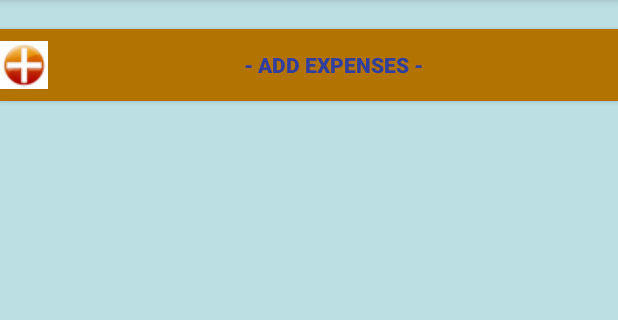
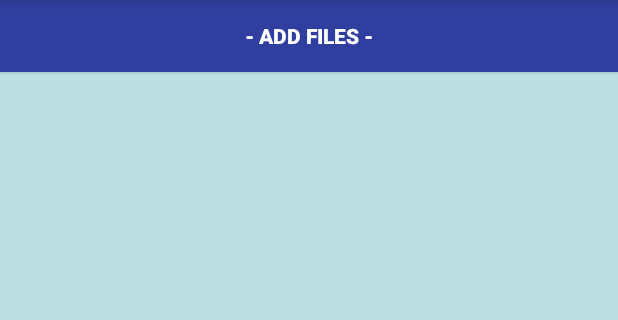
Before and after one commit to radiajan/COMP742-Mobile-Applications-Development, an Android app: the AttachExpense screen opened directly, with no data from a screen before it, on a phone screen of 412 x 824 dp, the part 84-404 px from its top. Run offline under Robolectric (Android 15) with nearby library versions, the phone set to English and light mode, and no system bars; our stand-ins replace Firebase (no records; nobody signed in at launch, a user with empty details on screens opened directly); libraries missing offline, so code that uses them is left out: com.firebase.ui.

Commit message:
Implemented report feature

```diff
--- a/10Ants/app/src/main/AndroidManifest.xml
+++ b/10Ants/app/src/main/AndroidManifest.xml
@@ -27,8 +27,8 @@
         <activity android:name=".View.addProperty"></activity>
         <activity android:name=".View.addExpense"></activity>
         <activity android:name=".View.addTenant"></activity>
+        <activity android:name=".ReportAttachment.AttachReceipt"></activity>
         <activity android:name=".ReportAttachment.AttachExpense"></activity>
-        <activity android:name=".ReportAttachment.AttachReceipt"></activity>
         <activity android:name=".ReportAttachment.AttachReport"></activity>
     </application>
 </manifest>
--- a/10Ants/app/src/main/java/com/cornell/air/a10ants/DAL/ReportDAL.java
+++ b/10Ants/app/src/main/java/com/cornell/air/a10ants/DAL/ReportDAL.java
@@ -40,12 +40,23 @@ public class ReportDAL {
     ListView listReportDisplay;
 
     public ReportDAL(){
-        //Load the data base
-        database = FirebaseDatabase.getInstance().getReference("receipts").child(UserProfile.getPropertyId().toString()+"-receipts");
+
     }
 
-    public ReportDAL(Activity activity, ListView listReportDisplay, List<Report> listReport){
-        database = FirebaseDatabase.getInstance().getReference("receipts").child(UserProfile.getPropertyId() + "-receipts");
+    public ReportDAL(String type){
+        if(type == "receipt") {
+            database = FirebaseDatabase.getInstance().getReference("report-receipts").child(UserProfile.getPropertyId().toString() + "-receipts");
+        }else {
+            database = FirebaseDatabase.getInstance().getReference("report-expenses").child(UserProfile.getPropertyId().toString() + "-expenses");
+        }
+    }
+
+    public ReportDAL(String type, Activity activity, ListView listReportDisplay, List<Report> listReport){
+        if(type == "receipt")
+            database = FirebaseDatabase.getInstance().getReference("report-receipts").child(UserProfile.getPropertyId() + "-receipts");
+        else
+            database = FirebaseDatabase.getInstance().getReference("report-expenses").child(UserProfile.getPropertyId() + "-expenses");
+
         this.activityReport = activity;
         this.listReportDisplay = listReportDisplay;
         this.listReport = listReport;
@@ -105,7 +116,7 @@ public class ReportDAL {
     /**
      * List the properties
      */
-    public void listReceipt(String propertyId) {
+    public void listReport(String propertyId) {
         database.orderByChild("propertyId").equalTo(propertyId).addValueEventListener(new ValueEventListener() {
             @Override
             public void onDataChange(DataSnapshot dataSnapshot) {
--- a/10Ants/app/src/main/java/com/cornell/air/a10ants/Fragments/FragmentReportTenant.java
+++ b/10Ants/app/src/main/java/com/cornell/air/a10ants/Fragments/FragmentReportTenant.java
@@ -9,6 +9,7 @@ import android.view.ViewGroup;
 import android.widget.Button;
 
 import com.cornell.air.a10ants.R;
+import com.cornell.air.a10ants.ReportAttachment.AttachExpense;
 import com.cornell.air.a10ants.ReportAttachment.AttachReceipt;
 import com.cornell.air.a10ants.ReportAttachment.AttachReport;
 
@@ -42,7 +43,7 @@ public class FragmentReportTenant extends Fragment {
         btnExpense.setOnClickListener(new View.OnClickListener() {
             @Override
             public void onClick(View v) {
-                Intent intent = new Intent(v.getContext(), AttachReceipt.class);
+                Intent intent = new Intent(v.getContext(), AttachExpense.class);
                 startActivity(intent);
             }
         });
--- a/10Ants/app/src/main/java/com/cornell/air/a10ants/ReportAttachment/AttachExpense.java
+++ b/10Ants/app/src/main/java/com/cornell/air/a10ants/ReportAttachment/AttachExpense.java
@@ -1,23 +1,57 @@
 package com.cornell.air.a10ants.ReportAttachment;
 
+import android.app.ProgressDialog;
+import android.content.Intent;
+import android.graphics.Bitmap;
+import android.graphics.BitmapFactory;
+import android.net.Uri;
+import android.os.Bundle;
+import android.support.annotation.NonNull;
+import android.support.v7.app.AppCompatActivity;
+import android.util.Log;
+import android.view.View;
+import android.widget.AdapterView;
+import android.widget.Button;
+import android.widget.ImageView;
+import android.widget.ListView;
+import android.widget.Toast;
 
+import com.cornell.air.a10ants.DAL.ReportDAL;
+import com.cornell.air.a10ants.Model.Report;
+import com.cornell.air.a10ants.Model.UserProfile;
 import com.cornell.air.a10ants.R;
+import com.google.android.gms.tasks.OnFailureListener;
+import com.google.android.gms.tasks.OnSuccessListener;
+import com.google.firebase.storage.FileDownloadTask;
+import com.google.firebase.storage.FirebaseStorage;
+import com.google.firebase.storage.OnProgressListener;
+import com.google.firebase.storage.StorageReference;
+import com.google.firebase.storage.UploadTask;
 
-import android.support.v7.app.AppCompatActivity;
-import android.view.View;
-import android.widget.Button;
-import android.widget.TextView;
-import android.content.Intent;
-import android.os.Bundle;
+import java.io.File;
+import java.io.IOException;
+import java.text.DateFormat;
+import java.util.ArrayList;
+import java.util.Date;
+import java.util.List;
 
 /**
  * Created by ivy on 5/30/2017.
  */
 
-public class AttachExpense extends AppCompatActivity {
-    TextView textFile;
-
+public class AttachExpense extends AppCompatActivity{
+    //Instance
     private static final int PICKFILE_RESULT_CODE = 1;
+    private StorageReference storageReference;
+    Uri filePath;
+    ReportDAL reportDAL;
+    Report report;
+    ListView lvExpenses;
+    List<Report> listReport;
+    ImageView mImageView;
+    boolean isDisplaying;
+    Button buttonPick;
+    String type;
 
     /** Called when the activity is first created. */
     @Override
@@ -25,20 +59,99 @@ public class AttachExpense extends AppCompatActivity {
         super.onCreate(savedInstanceState);
         setContentView(R.layout.attach_expenses);
 
-        Button buttonPick = (Button)findViewById(R.id.buttonpick);
-        textFile = (TextView)findViewById(R.id.textfile);
+        //Set storage reference
+        storageReference = FirebaseStorage.getInstance().getReference();
 
-        buttonPick.setOnClickListener(new Button.OnClickListener(){
+        //Set the type of report
+        type = "expense";
 
-            @Override
-            public void onClick(View arg0) {
-                // TODO Auto-generated method stub
+        //Instance
+        reportDAL = new ReportDAL(type);
+        report = new Report();
 
-                Intent intent = new Intent(Intent.ACTION_GET_CONTENT);
-                intent.setType("image/*");
-                startActivityForResult(intent,PICKFILE_RESULT_CODE);
+        //Find the controls of the layout
+        FindControls();
 
-            }});
+        //Create the events
+        CreateEventControls();
+    }
+
+    /**
+     * Loads the list of the tenant and the landlord
+     */
+    @Override
+    public void onStart()
+    {
+        super.onStart();
+
+        //Instantiate properties
+        reportDAL = new ReportDAL(type, this, lvExpenses, listReport);
+
+        //Fill the listview
+        reportDAL.listReport(UserProfile.getPropertyId());
+    }
+
+    /**
+     * Custom event for back buttom
+     */
+    @Override
+    public void onBackPressed() {
+        if(isDisplaying)
+        {
+            mImageView.setImageResource(android.R.color.transparent);
+            isDisplaying = false;
+        }
+        else
+        {
+            finish();
+        }
+    }
+
+    /**
+     * Save file to storage
+     */
+    private void uploadFile(){
+        if(filePath != null) {
+            //Progress bar
+            final ProgressDialog progressDialog = new ProgressDialog(this);
+            progressDialog.setTitle("Uploading...");
+
+            //Set current date
+            String currentDateTimeString = DateFormat.getDateTimeInstance().format(new Date());
+
+            //Set the file reference
+            StorageReference riversRef = storageReference.child(UserProfile.getPropertyId().toString() + "-expenses/" + currentDateTimeString + ".jpg");
+
+            //Add report info to database
+            report.setName(currentDateTimeString);
+            report.setPropertyId(UserProfile.getPropertyId());
+            reportDAL.addReport(report);
+
+            //Upload file
+            riversRef.putFile(filePath)
+                    .addOnSuccessListener(new OnSuccessListener<UploadTask.TaskSnapshot>() {
+                        @Override
+                        public void onSuccess(UploadTask.TaskSnapshot taskSnapshot) {
+                            progressDialog.dismiss();
+                            Toast.makeText(getApplicationContext(), "File uploaded", Toast.LENGTH_LONG).show();
+                        }
+                    })
+                    .addOnFailureListener(new OnFailureListener() {
+                        @Override
+                        public void onFailure(@NonNull Exception exception) {
+                            progressDialog.dismiss();
+                            Toast.makeText(getApplicationContext(), exception.getMessage(), Toast.LENGTH_LONG).show();
+                        }
+                    })
+                    .addOnProgressListener(new OnProgressListener<UploadTask.TaskSnapshot>() {
+                        @Override
+                        public void onProgress(UploadTask.TaskSnapshot taskSnapshot) {
+                            @SuppressWarnings("VisibleForTests")
+                            double progress = (100.0 * taskSnapshot.getBytesTransferred())/taskSnapshot.getTotalByteCount();
+                            progressDialog.setMessage(((int)progress) + "% Uploaded...");
+                        }
+                    });
+        }
     }
 
     @Override
@@ -47,11 +160,75 @@ public class AttachExpense extends AppCompatActivity {
         switch(requestCode){
             case PICKFILE_RESULT_CODE:
                 if(resultCode==RESULT_OK){
-                    String FilePath = data.getData().getPath();
-                    textFile.setText(FilePath);
+                    filePath = data.getData();
+                    uploadFile();
                 }
                 break;
 
         }
     }
+
+    /**
+     * Display file
+     * @param fileName
+     */
+    private void downloadFile(String fileName){
+        final File localFile;
+        final String nameFile = fileName;
+
+        try {
+            localFile = File.createTempFile("images", "jpg");
+            FirebaseStorage.getInstance().getReferenceFromUrl("gs://ants-b4737.appspot.com/"+ UserProfile.getPropertyId() + "-expenses/").child(nameFile + ".jpg").getFile(localFile).addOnSuccessListener(new OnSuccessListener<FileDownloadTask.TaskSnapshot>(){
+                @Override
+                public void onSuccess(FileDownloadTask.TaskSnapshot taskSnapshot) {
+                    Bitmap bitmap = BitmapFactory.decodeFile(localFile.getAbsolutePath());
+                    mImageView.setImageBitmap(bitmap);
+                    isDisplaying = true;
+                }
+            }).addOnFailureListener(new OnFailureListener() {
+                @Override
+                public void onFailure(@NonNull Exception exception) {
+                    Log.d("FAILURE",exception.getMessage());
+                }
+            });
+        } catch (IOException e) {
+            e.printStackTrace();
+        }
+    }
+
+    /**
+     * Set the event of the controls of the layout
+     */
+    private void CreateEventControls(){
+        //Set buttom event
+        buttonPick.setOnClickListener(new Button.OnClickListener(){
+
+            @Override
+            public void onClick(View arg0) {
+                // TODO Auto-generated method stub
+                Intent intent = new Intent(Intent.ACTION_GET_CONTENT);
+                intent.setType("image/*");
+                startActivityForResult(intent,PICKFILE_RESULT_CODE);
+            }});
+
+        //Adds OnClick event
+        lvExpenses.setOnItemClickListener(new AdapterView.OnItemClickListener() {
+            @Override
+            public void onItemClick(AdapterView<?> parent, View view, int position, long id) {
+                Report report = listReport.get(position);
+                downloadFile(report.getName());
+            }
+        });
+    }
+
+    /**
+     * Find the controls in layout
+     */
+    private void FindControls(){
+        //Find controls in layout
+        buttonPick = (Button)findViewById(R.id.buttonpick);
+        mImageView = (ImageView)findViewById(R.id.image);
+        lvExpenses = (ListView)findViewById(R.id.lvExpenses);
+        listReport = new ArrayList<>();
+    }
 }
--- a/10Ants/app/src/main/res/layout/attach_expenses.xml
+++ b/10Ants/app/src/main/res/layout/attach_expenses.xml
@@ -1,32 +1,32 @@
-<LinearLayout xmlns:android="http://schemas.android.com/apk/res/android"
+
+<RelativeLayout xmlns:android="http://schemas.android.com/apk/res/android"
     android:background="@color/colorBlue"
     android:orientation="vertical"
     android:layout_width="fill_parent"
-    android:layout_height="fill_parent"
-    >
-    <TextView
+    android:layout_height="fill_parent">
+    <Button
+        android:id="@+id/buttonpick"
         android:layout_width="fill_parent"
         android:layout_height="wrap_content"
-
-        />
-    <Button
-        android:id="@+id/buttonpick"
-        android:src="@drawable/addicon01"
-        android:layout_width="fill_parent"
-        android:layout_height="wrap_content"
-        android:text="- Add Expenses -"
+        android:text="- Add Files -"
         android:textStyle="bold"
-        android:textColor="@color/colorPrimaryDark"
-        android:background="@color/colororange"
-        android:drawableLeft="@drawable/addicon01"
+        android:textColor="@color/cardview_light_background"
+        android:background="@color/colorPrimaryDark"
         android:clickable="true"
         android:layout_alignParentTop="true"
         android:layout_alignParentLeft="true"
-        android:layout_alignParentStart="true"
-        />
-    <TextView
-        android:id="@+id/textfile"
-        android:layout_width="fill_parent"
+        android:layout_alignParentStart="true" />
+
+    <ImageView
+        android:id="@+id/image"
+        android:layout_width="wrap_content"
         android:layout_height="wrap_content"
-        />
-</LinearLayout>
+        android:layout_below="@+id/buttonpick"/>
+
+    <ListView
+    android:id="@+id/lvExpenses"
+    android:layout_width="match_parent"
+    android:layout_height="match_parent"
+        android:layout_below="@+id/image" />
+
+</RelativeLayout>
```
Also changed, not shown: 10Ants/app/src/main/java/com/cornell/air/a10ants/ReportAttachment/AttachReceipt.java (+9 -14 lines).
